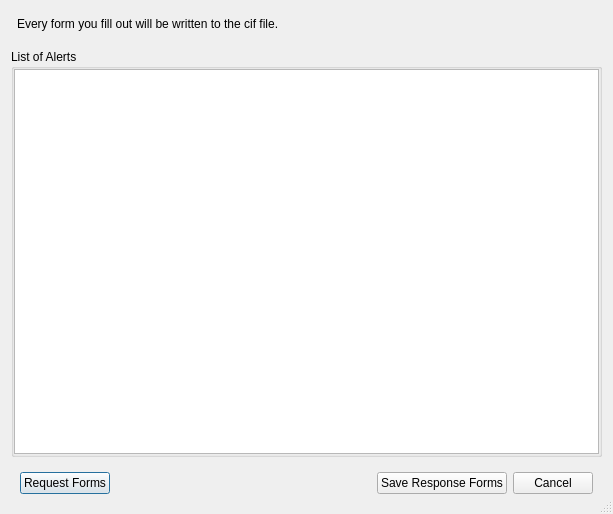
Above: gui/response_forms.ui from dkratzert/FinalCif before the change. Below: the same form after it.
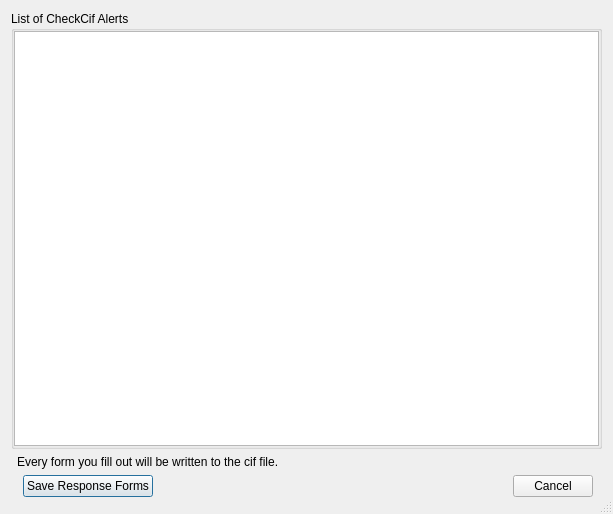
That is the form after the change.

Commit message: trying new forms editor

The edit to the form file:
```diff
--- a/gui/response_forms.ui
+++ b/gui/response_forms.ui
@@ -17,36 +17,8 @@
    <bool>true</bool>
   </property>
   <layout class="QGridLayout" name="gridLayout">
-   <item row="0" column="0">
-    <widget class="QFrame" name="helpFrame">
-     <property name="frameShape">
-      <enum>QFrame::NoFrame</enum>
-     </property>
-     <property name="frameShadow">
-      <enum>QFrame::Raised</enum>
-     </property>
-     <layout class="QHBoxLayout" name="horizontalLayout_2">
-      <property name="leftMargin">
-       <number>6</number>
-      </property>
-      <property name="topMargin">
-       <number>6</number>
-      </property>
-      <property name="bottomMargin">
-       <number>12</number>
-      </property>
-      <item alignment="Qt::AlignTop">
-       <widget class="QLabel" name="label">
-        <property name="text">
-         <string>Every form you fill out will be written to the cif file.</string>
-        </property>
-       </widget>
-      </item>
-     </layout>
-    </widget>
-   </item>
-   <item row="2" column="0">
-    <widget class="QFrame" name="frame">
+   <item row="3" column="0">
+    <widget class="QFrame" name="ButtonFrame">
      <property name="frameShape">
       <enum>QFrame::NoFrame</enum>
      </property>
@@ -57,10 +29,19 @@
       <number>0</number>
      </property>
      <layout class="QHBoxLayout" name="horizontalLayout">
+      <property name="leftMargin">
+       <number>12</number>
+      </property>
+      <property name="topMargin">
+       <number>0</number>
+      </property>
+      <property name="bottomMargin">
+       <number>6</number>
+      </property>
       <item>
        <widget class="QPushButton" name="pushButton_3">
         <property name="text">
-         <string>Request Forms</string>
+         <string>Save Response Forms</string>
         </property>
        </widget>
       </item>
@@ -78,14 +59,7 @@
        </spacer>
       </item>
       <item>
-       <widget class="QPushButton" name="pushButton">
-        <property name="text">
-         <string>Save Response Forms</string>
-        </property>
-       </widget>
-      </item>
-      <item>
-       <widget class="QPushButton" name="pushButton_2">
+       <widget class="QPushButton" name="CancelPushButton">
         <property name="text">
          <string>Cancel</string>
         </property>
@@ -97,7 +71,7 @@
    <item row="1" column="0">
     <widget class="QGroupBox" name="groupBox">
      <property name="title">
-      <string>List of Alerts</string>
+      <string>List of CheckCif Alerts</string>
      </property>
      <property name="checkable">
       <bool>false</bool>
@@ -116,7 +90,51 @@
        <number>0</number>
       </property>
       <item>
-       <widget class="QListWidget" name="responseFormsListWidget"/>
+       <widget class="QListWidget" name="responseFormsListWidget">
+        <property name="sizeAdjustPolicy">
+         <enum>QAbstractScrollArea::AdjustToContents</enum>
+        </property>
+        <property name="autoScroll">
+         <bool>false</bool>
+        </property>
+        <property name="editTriggers">
+         <set>QAbstractItemView::NoEditTriggers</set>
+        </property>
+        <property name="showDropIndicator" stdset="0">
+         <bool>false</bool>
+        </property>
+        <property name="selectionMode">
+         <enum>QAbstractItemView::NoSelection</enum>
+        </property>
+       </widget>
+      </item>
+     </layout>
+    </widget>
+   </item>
+   <item row="2" column="0">
+    <widget class="QFrame" name="helpFrame">
+     <property name="frameShape">
+      <enum>QFrame::NoFrame</enum>
+     </property>
+     <property name="frameShadow">
+      <enum>QFrame::Raised</enum>
+     </property>
+     <layout class="QHBoxLayout" name="horizontalLayout_2">
+      <property name="leftMargin">
+       <number>6</number>
+      </property>
+      <property name="topMargin">
+       <number>0</number>
+      </property>
+      <property name="bottomMargin">
+       <number>0</number>
+      </property>
+      <item alignment="Qt::AlignTop">
+       <widget class="QLabel" name="label">
+        <property name="text">
+         <string>Every form you fill out will be written to the cif file.</string>
+        </property>
+       </widget>
       </item>
      </layout>
     </widget>
```
Left out of the diff: 6 changed lines with no effect on the pictures. The commit also changes 6 other files.
